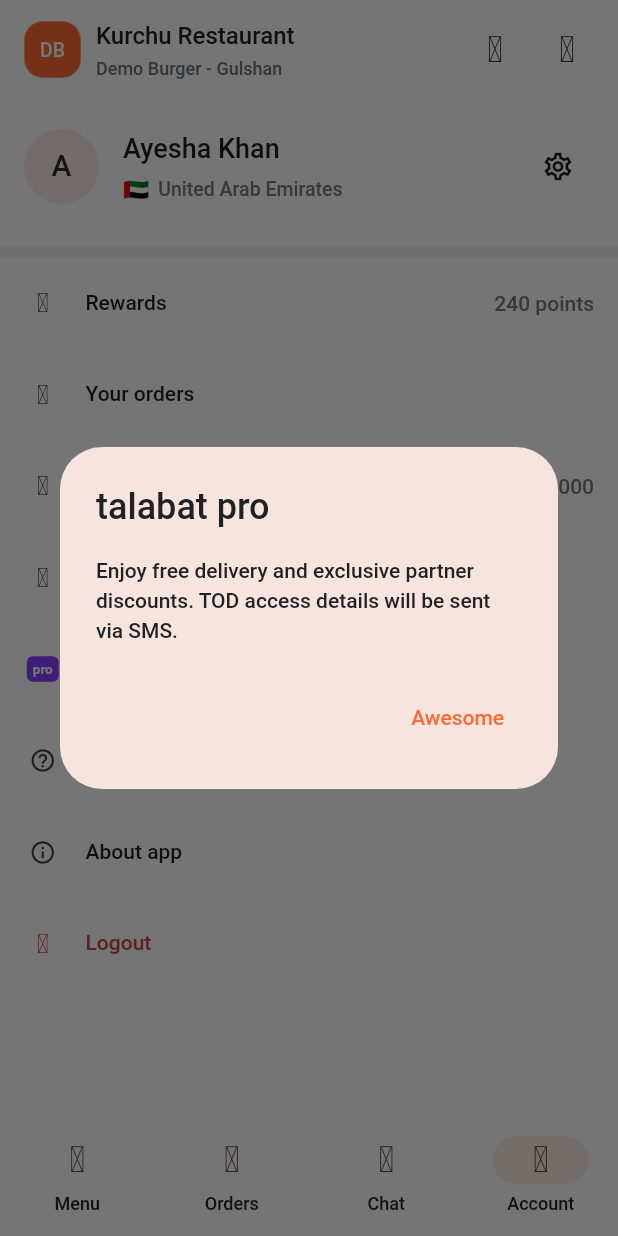
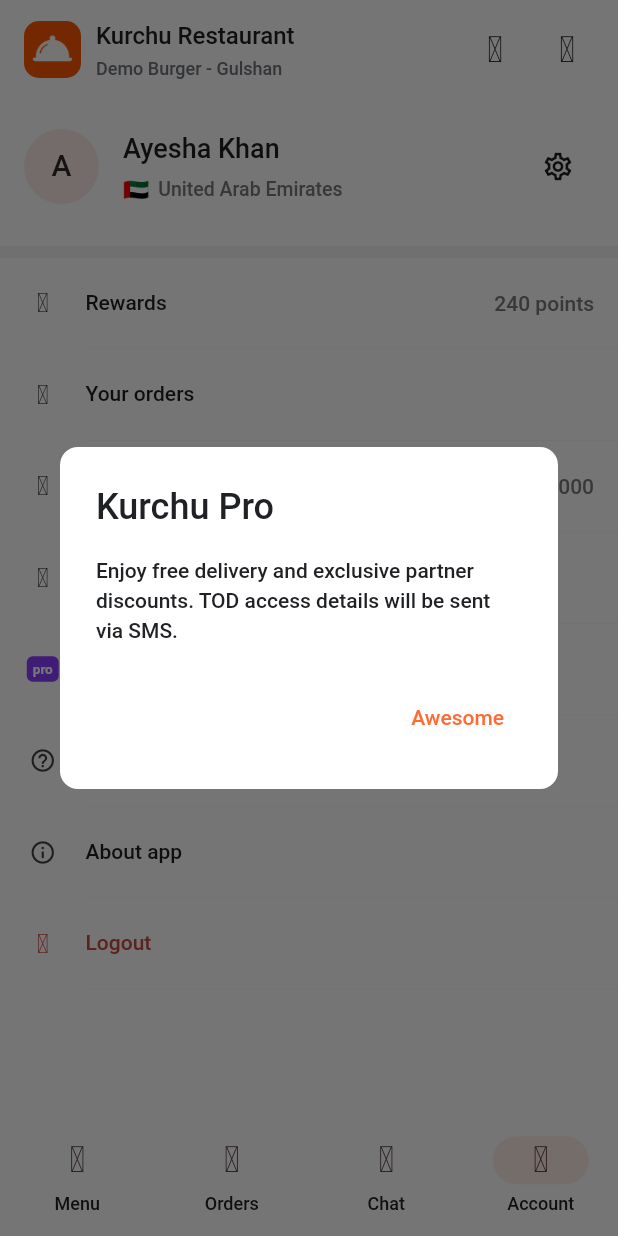
Before and after one commit to asadwaqas-dev21/resturant-app, a Flutter app: the AccountScreen screen opened by its route, after a tap on "pro", on a phone screen of 412 x 824 dp. Run offline on Flutter 3.47's test engine with Material 3 defaults, Android fonts, the light colour scheme and no system bars; our stand-ins replace cached_network_image, flutter_riverpod, go_router, iconsax, supabase_flutter; accounts and stored records are empty.

```diff
--- a/lib/src/ui/screens/account_screen.dart
+++ b/lib/src/ui/screens/account_screen.dart
@@ -284,6 +284,8 @@
     showDialog(
       context: context,
       builder: (context) => AlertDialog(
+        backgroundColor: Colors.white,
+        shape: RoundedRectangleBorder(borderRadius: BorderRadius.circular(12)),
         title: const Text('Rewards Program'),
         content: Text(
           'You currently have $points loyalty points. Keep ordering to earn more rewards!',
@@ -302,6 +304,8 @@
     showDialog(
       context: context,
       builder: (context) => AlertDialog(
+        backgroundColor: Colors.white,
+        shape: RoundedRectangleBorder(borderRadius: BorderRadius.circular(12)),
         title: const Text('Your Vouchers'),
         content: const Text(
           'You have no active vouchers at the moment. Check back soon for promotions!',
@@ -320,7 +324,9 @@
     showDialog(
       context: context,
       builder: (context) => AlertDialog(
-        title: const Text('talabat pro'),
+        backgroundColor: Colors.white,
+        shape: RoundedRectangleBorder(borderRadius: BorderRadius.circular(12)),
+        title: const Text('Kurchu Pro'),
         content: const Text(
           'Enjoy free delivery and exclusive partner discounts. TOD access details will be sent via SMS.',
         ),
--- a/lib/src/ui/screens/app_shell.dart
+++ b/lib/src/ui/screens/app_shell.dart
@@ -25,7 +25,15 @@
         titleSpacing: 16,
         title: Row(
           children: [
-            Logo(initials: restaurant.logoInitials, size: 38),
+            ClipRRect(
+              borderRadius: BorderRadius.circular(10),
+              child: Image.asset(
+                'assets/aaplogo.jpeg',
+                width: 38,
+                height: 38,
+                fit: BoxFit.cover,
+              ),
+            ),
             const SizedBox(width: 10),
             Expanded(
               child: Column(
```
